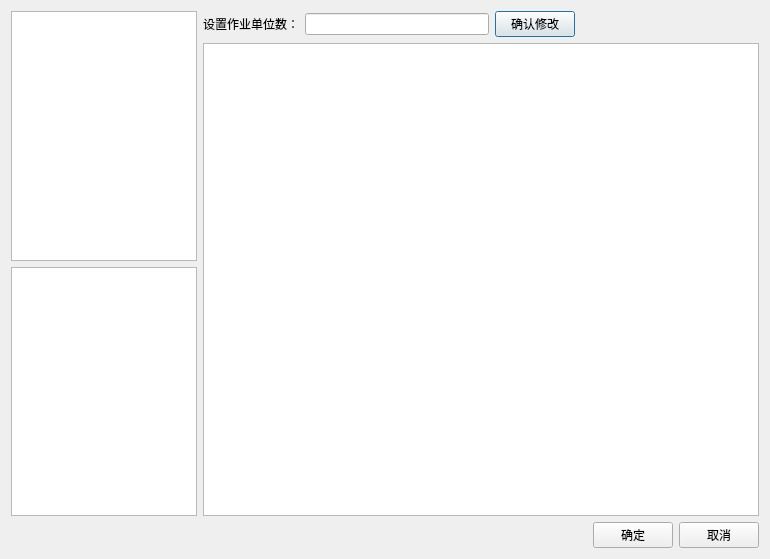
First picture: the form in OperationUnit/relationsetdialog.ui, repository yukuan1991/System-Layout-Planning, before the edit.
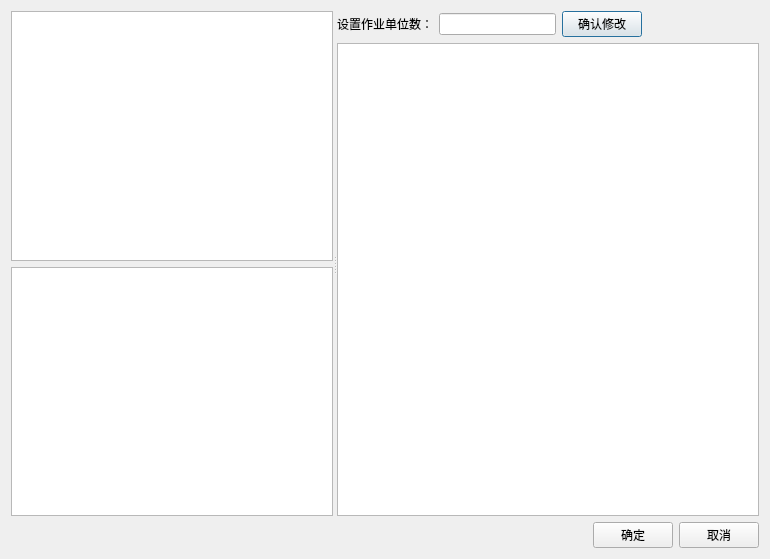
Second picture: the form after the edit.

```diff
--- a/OperationUnit/relationsetdialog.ui
+++ b/OperationUnit/relationsetdialog.ui
@@ -13,10 +13,13 @@
   <property name="windowTitle">
    <string>Dialog</string>
   </property>
-  <layout class="QVBoxLayout" name="verticalLayout_3">
+  <layout class="QVBoxLayout" name="verticalLayout_3" stretch="10,0">
    <item>
-    <layout class="QHBoxLayout" name="horizontalLayout" stretch="1,3">
-     <item>
+    <widget class="QSplitter" name="splitter">
+     <property name="orientation">
+      <enum>Qt::Horizontal</enum>
+     </property>
+     <widget class="QWidget" name="">
       <layout class="QVBoxLayout" name="verticalLayout_2">
        <property name="spacing">
         <number>6</number>
@@ -28,8 +31,8 @@
         <widget class="QTableView" name="operationUnitForm"/>
        </item>
       </layout>
-     </item>
-     <item>
+     </widget>
+     <widget class="QWidget" name="">
       <layout class="QVBoxLayout" name="verticalLayout">
        <item>
         <layout class="QHBoxLayout" name="horizontalLayout_2">
@@ -72,8 +75,8 @@
         <widget class="QTableView" name="tableView"/>
        </item>
       </layout>
-     </item>
-    </layout>
+     </widget>
+    </widget>
    </item>
    <item>
     <layout class="QHBoxLayout" name="horizontalLayout_5">
```
